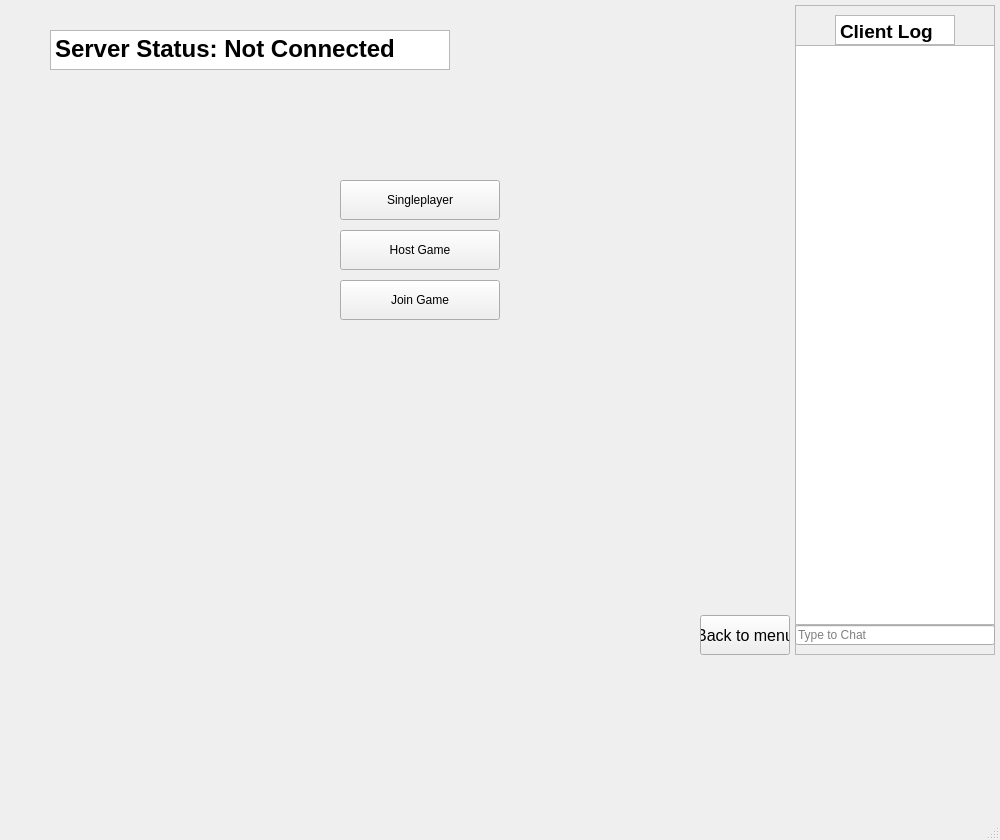
Qt form game_client/chess_ui/mainwindow.ui (GreeNM11/ChessQt) before a commit.
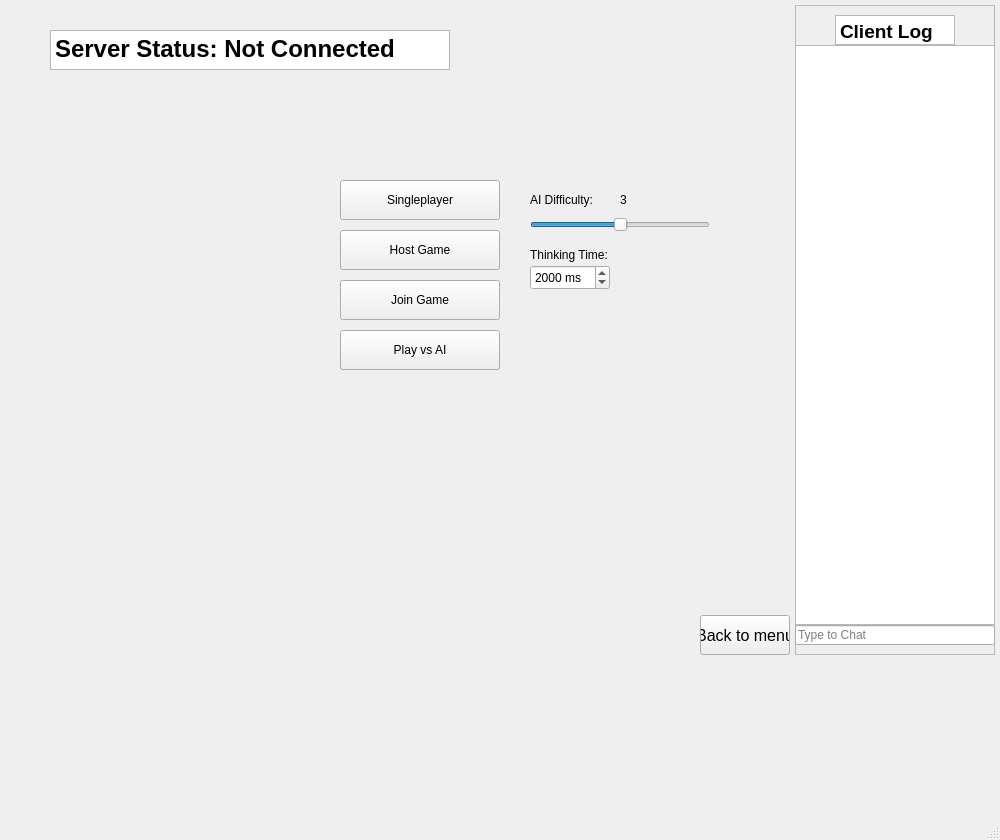
The same form after that commit.

Diff of the .ui file:
```diff
--- a/game_client/chess_ui/mainwindow.ui
+++ b/game_client/chess_ui/mainwindow.ui
@@ -179,6 +179,115 @@
        <string>Join Game</string>
       </property>
      </widget>
+     <widget class="QPushButton" name="PlayVsAIButton">
+      <property name="geometry">
+       <rect>
+        <x>300</x>
+        <y>310</y>
+        <width>160</width>
+        <height>40</height>
+       </rect>
+      </property>
+      <property name="text">
+       <string>Play vs AI</string>
+      </property>
+     </widget>
+     <widget class="QWidget" name="aiSettingsWidget">
+      <property name="geometry">
+       <rect>
+        <x>480</x>
+        <y>160</y>
+        <width>200</width>
+        <height>120</height>
+       </rect>
+      </property>
+      <property name="autoFillBackground">
+       <bool>true</bool>
+      </property>
+      <widget class="QLabel" name="aiDifficultyLabel">
+       <property name="geometry">
+        <rect>
+         <x>10</x>
+         <y>10</y>
+         <width>80</width>
+         <height>20</height>
+        </rect>
+       </property>
+       <property name="text">
+        <string>AI Difficulty:</string>
+       </property>
+      </widget>
+      <widget class="QSlider" name="aiDifficultySlider">
+       <property name="geometry">
+        <rect>
+         <x>10</x>
+         <y>35</y>
+         <width>180</width>
+         <height>20</height>
+        </rect>
+       </property>
+       <property name="minimum">
+        <number>1</number>
+       </property>
+       <property name="maximum">
+        <number>5</number>
+       </property>
+       <property name="value">
+        <number>3</number>
+       </property>
+       <property name="orientation">
+        <enum>Qt::Horizontal</enum>
+       </property>
+      </widget>
+      <widget class="QLabel" name="aiDifficultyValue">
+       <property name="geometry">
+        <rect>
+         <x>100</x>
+         <y>10</y>
+         <width>30</width>
+         <height>20</height>
+        </rect>
+       </property>
+       <property name="text">
+        <string>3</string>
+       </property>
+      </widget>
+      <widget class="QLabel" name="aiThinkingTimeLabel">
+       <property name="geometry">
+        <rect>
+         <x>10</x>
+         <y>65</y>
+         <width>100</width>
+         <height>20</height>
+        </rect>
+       </property>
+       <property name="text">
+        <string>Thinking Time:</string>
+       </property>
+      </widget>
+      <widget class="QSpinBox" name="aiThinkingTimeSpinBox">
+       <property name="geometry">
+        <rect>
+         <x>10</x>
+         <y>85</y>
+         <width>80</width>
+         <height>25</height>
+        </rect>
+       </property>
+       <property name="minimum">
+        <number>500</number>
+       </property>
+       <property name="maximum">
+        <number>10000</number>
+       </property>
+       <property name="value">
+        <number>2000</number>
+       </property>
+       <property name="suffix">
+        <string> ms</string>
+       </property>
+      </widget>
+     </widget>
     </widget>
     <widget class="QWidget" name="joinGamePage">
      <widget class="QTextEdit" name="joinGameText">
```
Left out of the diff: 42 changed lines with no effect on the pictures.
